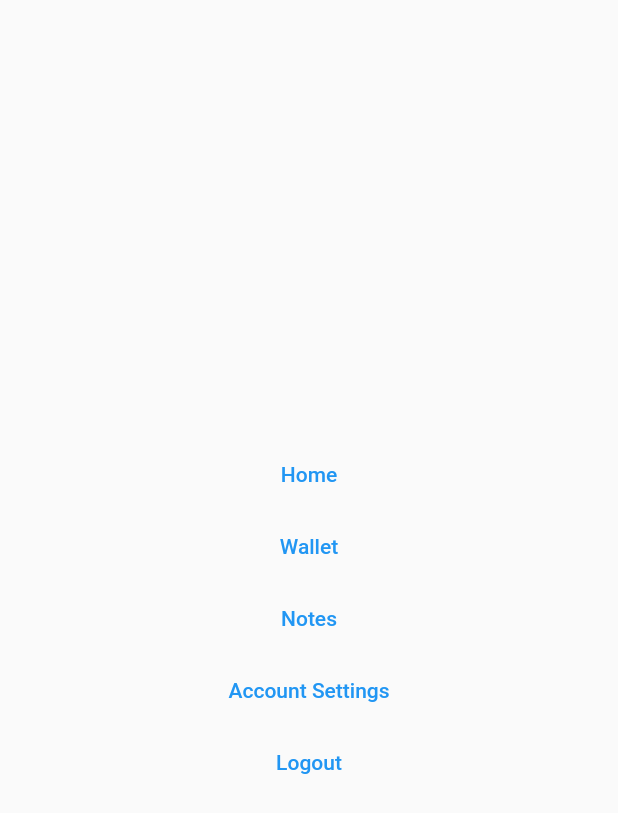
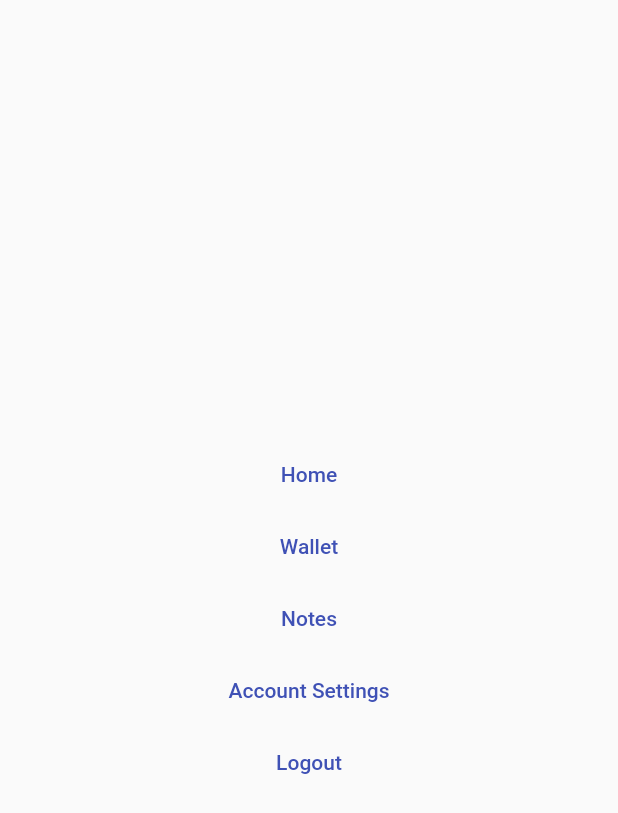
Before and after one commit to EdmarCaixeta/passwordmanager, a Flutter app: the screen it shows once a user with an empty profile is signed in, after a tap on the "settings" icon, on a phone screen of 412 x 824 dp. Shown: the top 813 px of the screen. Run offline on Flutter 3.47's test engine with Material 2 defaults, Android fonts, the light colour scheme and no system bars; our stand-ins replace cloud_firestore, firebase_auth, firebase_core; accounts and stored records are empty; network calls fail.

```diff
--- a/lib/main.dart
+++ b/lib/main.dart
@@ -2,6 +2,7 @@
 import 'package:firebase_core/firebase_core.dart';
 import 'package:flutter/material.dart';
 import 'package:passwordmanager/utils/routes/app_routes.dart';
+import 'package:passwordmanager/utils/style.dart';
 import 'package:passwordmanager/views/home_page.dart';
 import 'package:passwordmanager/views/new_password_page.dart';
 import 'package:passwordmanager/views/settings_page.dart';
@@ -19,6 +20,7 @@
   @override
   Widget build(BuildContext context) {
     return MaterialApp(
+      theme: AppThemeData,
       initialRoute: AppRoutes.AUTH_VERIFICATION,
       routes: {
         AppRoutes.HOME: (context) => HomePage(),
--- a/lib/models/password.dart
+++ b/lib/models/password.dart
@@ -4,7 +4,7 @@
   var _random = Random.secure();
 
   String id;
-  final String appname;
+  String appname;
   final String username;
   final String password;
 
--- /dev/null
+++ b/lib/utils/style.dart
@@ -0,0 +1,8 @@
+import 'package:flutter/material.dart';
+import 'package:passwordmanager/utils/color_pallete.dart';
+
+var AppThemeData = ThemeData(
+    splashColor: walletCardColor,
+    primarySwatch: Colors.indigo,
+    primaryColor: walletCardColor,
+    textTheme: TextTheme(headline5: TextStyle(color: Colors.black)));
--- a/lib/views/home_page.dart
+++ b/lib/views/home_page.dart
@@ -48,7 +48,12 @@
             Padding(
               padding: const EdgeInsets.all(8.0),
               child: Row(
-                children: [Text('Passwords')],
+                children: [
+                  Text(
+                    'Passwords',
+                    style: Theme.of(context).textTheme.headline5,
+                  )
+                ],
               ),
             ),
             Expanded(
```
Also changed, not shown: lib/views/new_password_page.dart (+21 -2 lines), assets/Manager.png (added), lib/utils/color_pallete.dart (line endings or trailing spaces).
